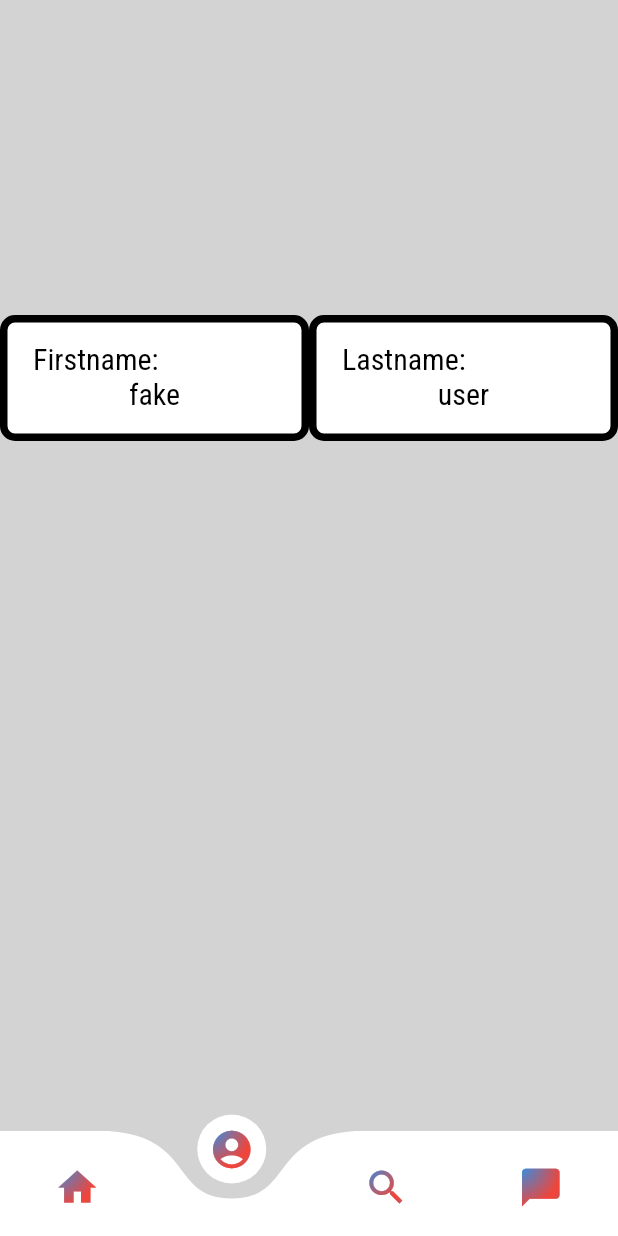
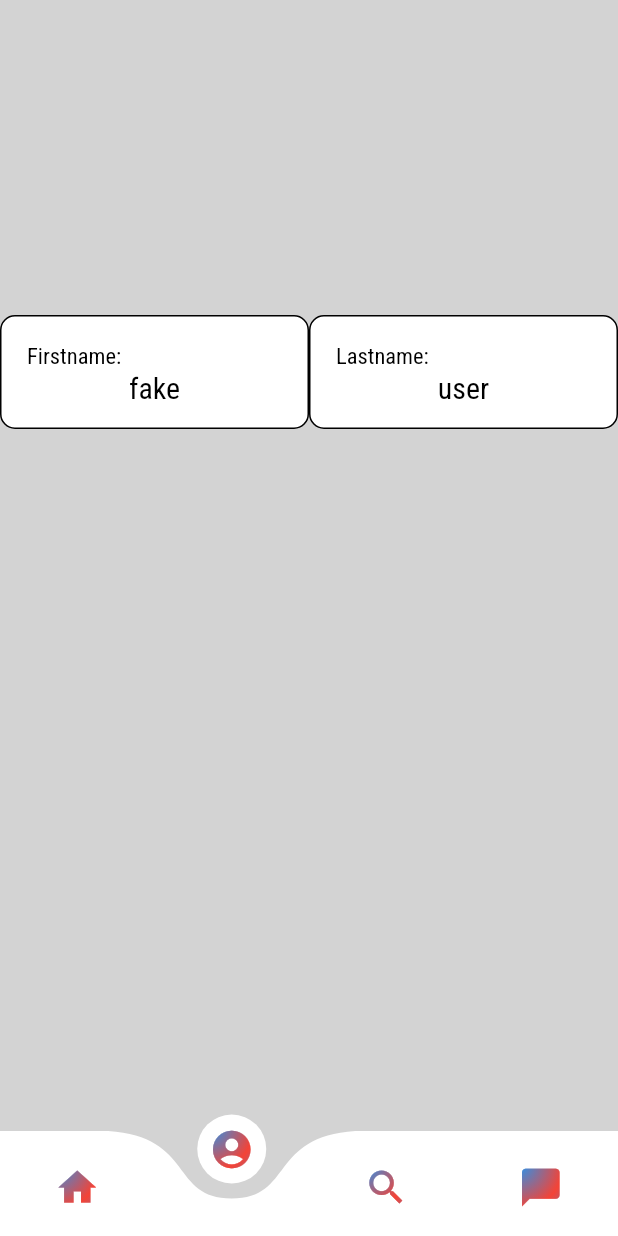
Before and after one commit to MaelTeyssedre/SmartHears, a Flutter app: the screen it shows after launch, item 2 of the bottom bar chosen, on a phone screen of 412 x 824 dp. Run offline on Flutter 3.47's test engine with Material 2 defaults, Android fonts, the phone set to English and light mode, and no system bars; drawn by our look-alikes of curved_navigation_bar; our stand-ins replace bloc, cached_network_image, firebase_core, flutter_bloc, flutter_html, get and 4 more; accounts and stored records are empty; network calls fail.

Commit message:
cleanest display for now

```diff
--- a/smarthears_app/lib/modules/user/user_page.dart
+++ b/smarthears_app/lib/modules/user/user_page.dart
@@ -41,12 +41,12 @@ class _UserPageState extends State<UserPage> {
             padding: const EdgeInsets.all(1.0),
             decoration: BoxDecoration(
               color: Colors.white,
-              border: Border.all(width: 5),
+              border: Border.all(width: 1),
               borderRadius: const BorderRadius.all(Radius.circular(10)),
             ),
             child: ListTile(
               title: const Text("Firstname: ",
-                  style: TextStyle(fontSize: 20.0, color: Colors.black)),
+                  style: TextStyle(fontSize: 15.0, color: Colors.black)),
               subtitle: Center(
                   child: Text(widget.user.firstname as String,
                       style: const TextStyle(
@@ -58,12 +58,12 @@ class _UserPageState extends State<UserPage> {
             padding: const EdgeInsets.all(1.0),
             decoration: BoxDecoration(
               color: Colors.white,
-              border: Border.all(width: 5),
+              border: Border.all(width: 1),
               borderRadius: const BorderRadius.all(Radius.circular(10)),
             ),
             child: ListTile(
               title: const Text("Lastname: ",
-                  style: TextStyle(fontSize: 20.0, color: Colors.black)),
+                  style: TextStyle(fontSize: 15.0, color: Colors.black)),
               subtitle: Center(
                   child: Text(widget.user.lastname as String,
                       style: const TextStyle(
```
